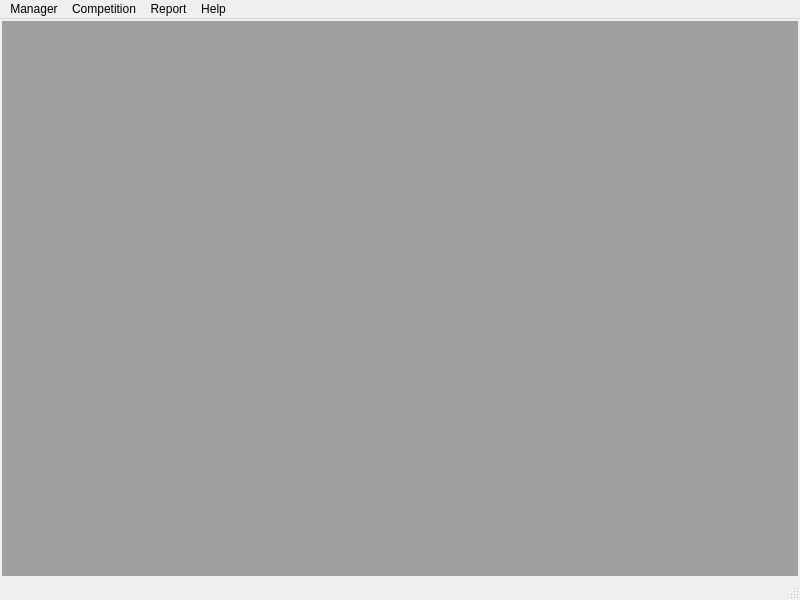
Old version of the form cwall_manager.ui in the repository pitikov/cwall.qt4.
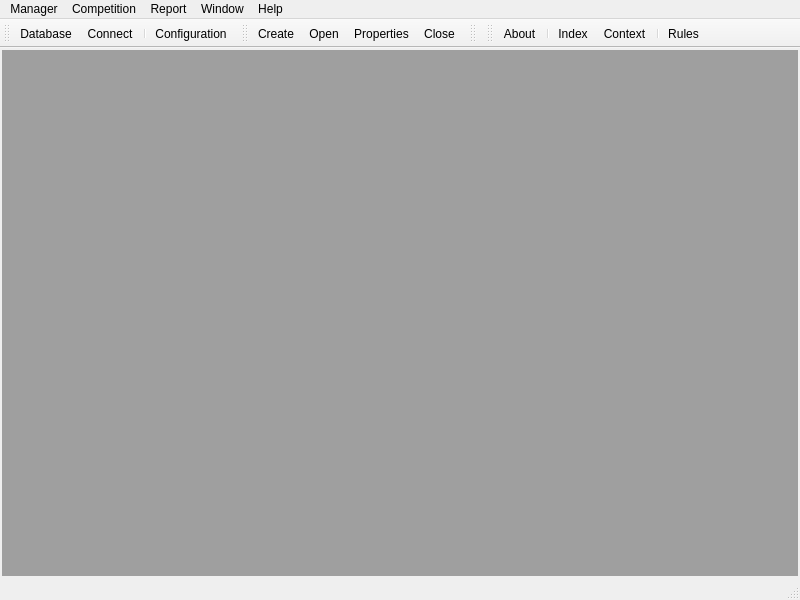
New version of the form. Icons and pictures are not drawn.

```diff
--- a/cwall_manager.ui
+++ b/cwall_manager.ui
@@ -67,12 +67,76 @@
     <addaction name="separator"/>
     <addaction name="actionHelpRules"/>
    </widget>
+   <widget class="QMenu" name="menuWindow">
+    <property name="title">
+     <string>Window</string>
+    </property>
+   </widget>
    <addaction name="menuManager"/>
    <addaction name="menuCompetition"/>
    <addaction name="menuReport"/>
+   <addaction name="menuWindow"/>
    <addaction name="menuHelp"/>
   </widget>
   <widget class="QStatusBar" name="statusbar"/>
+  <widget class="QToolBar" name="toolBarManager">
+   <property name="windowTitle">
+    <string>Competition manager</string>
+   </property>
+   <attribute name="toolBarArea">
+    <enum>TopToolBarArea</enum>
+   </attribute>
+   <attribute name="toolBarBreak">
+    <bool>false</bool>
+   </attribute>
+   <addaction name="actionManagerDatabase"/>
+   <addaction name="actionManagerDbConnect"/>
+   <addaction name="separator"/>
+   <addaction name="actionManagerConfiguration"/>
+  </widget>
+  <widget class="QToolBar" name="toolBarCompetition">
+   <property name="windowTitle">
+    <string>Competition</string>
+   </property>
+   <attribute name="toolBarArea">
+    <enum>TopToolBarArea</enum>
+   </attribute>
+   <attribute name="toolBarBreak">
+    <bool>false</bool>
+   </attribute>
+   <addaction name="actionCompetitionCreate"/>
+   <addaction name="actionCompetitionOpen"/>
+   <addaction name="actionCompetitionProperties"/>
+   <addaction name="actionCompetitionClose"/>
+  </widget>
+  <widget class="QToolBar" name="toolBarReport">
+   <property name="windowTitle">
+    <string>Report</string>
+   </property>
+   <attribute name="toolBarArea">
+    <enum>TopToolBarArea</enum>
+   </attribute>
+   <attribute name="toolBarBreak">
+    <bool>false</bool>
+   </attribute>
+  </widget>
+  <widget class="QToolBar" name="toolBarHelp">
+   <property name="windowTitle">
+    <string>toolBar</string>
+   </property>
+   <attribute name="toolBarArea">
+    <enum>TopToolBarArea</enum>
+   </attribute>
+   <attribute name="toolBarBreak">
+    <bool>false</bool>
+   </attribute>
+   <addaction name="actionHelpAbout"/>
+   <addaction name="separator"/>
+   <addaction name="actionHelpIndex"/>
+   <addaction name="actionHelpContext"/>
+   <addaction name="separator"/>
+   <addaction name="actionHelpRules"/>
+  </widget>
   <action name="actionManagerDatabase">
    <property name="text">
     <string>Database</string>
@@ -128,6 +192,17 @@
     <string>Rules</string>
    </property>
   </action>
+  <action name="actionManagerDbConnect">
+   <property name="checkable">
+    <bool>true</bool>
+   </property>
+   <property name="icon">
+    <iconset theme="network-connect"/>
+   </property>
+   <property name="text">
+    <string>Connect</string>
+   </property>
+  </action>
  </widget>
  <resources/>
  <connections/>
```
Left out of the diff: 54 changed lines with no effect on the pictures.
